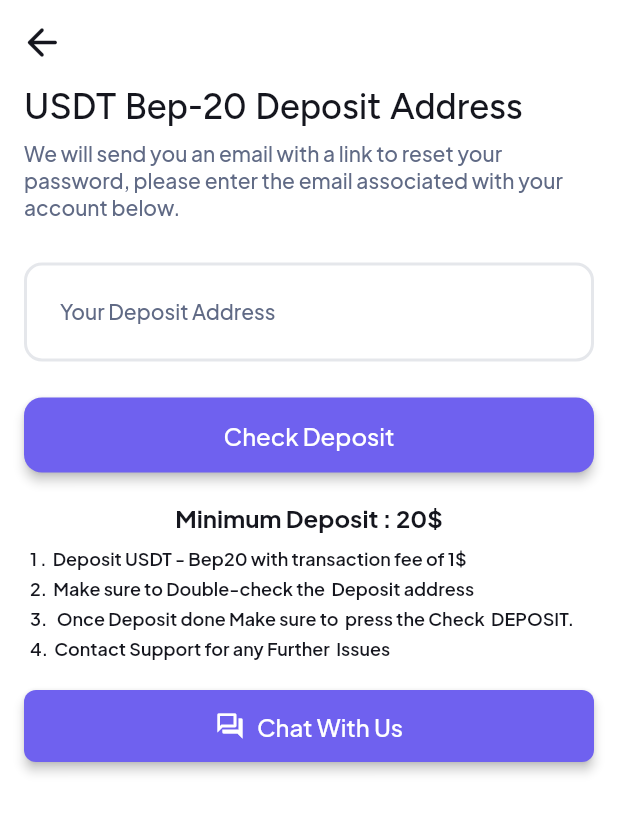
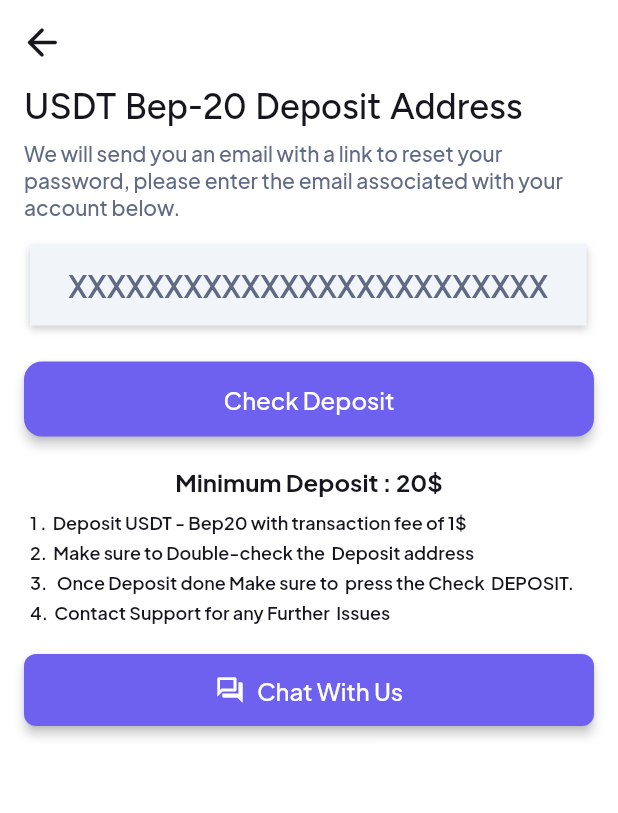
Before and after one commit to Saurabh13042004/kaizen, a Flutter app: the NavBarPage screen opened by its route, after a tap on "Pair", after a tap on the "wallet" icon, on a phone screen of 412 x 824 dp. Shown: the top 813 px of the screen. Run offline on Flutter 3.47's test engine with Material 3 defaults, Android fonts, the phone set to English and light mode, and no system bars; drawn by our look-alikes of auto_size_text; our stand-ins replace cached_network_image, cloud_firestore, dropdown_button2, expandable, file_picker, firebase_auth and 16 more; missing offline and left inert: json_path, mime_type; accounts and stored records are empty; network calls fail.

Commit message:
ui-updates

```diff
--- a/lib/flutter_flow/nav/nav.dart
+++ b/lib/flutter_flow/nav/nav.dart
@@ -96,9 +96,7 @@ GoRouter createRouter(AppStateNotifier appStateNotifier) => GoRouter(
         FFRoute(
           name: 'main_Profile',
           path: '/mainProfile',
-          builder: (context, params) => params.isEmpty
-              ? const NavBarPage(initialPage: 'main_Profile')
-              : const MainProfileWidget(),
+          builder: (context, params) => const MainProfileWidget(),
         ),
         FFRoute(
           name: 'create_Profile',
@@ -111,11 +109,6 @@ GoRouter createRouter(AppStateNotifier appStateNotifier) => GoRouter(
               collectionNamePath: ['users'],
             ),
           ),
-        ),
-        FFRoute(
-          name: 'surveyPage',
-          path: '/surveyPage',
-          builder: (context, params) => const SurveyPageWidget(),
         ),
         FFRoute(
           name: 'user_dashboard',
@@ -159,6 +152,11 @@ GoRouter createRouter(AppStateNotifier appStateNotifier) => GoRouter(
           builder: (context, params) => params.isEmpty
               ? const NavBarPage(initialPage: 'user_trades')
               : const UserTradesWidget(),
+        ),
+        FFRoute(
+          name: 'Details02BasicLayout',
+          path: '/details02BasicLayout',
+          builder: (context, params) => const Details02BasicLayoutWidget(),
         )
       ].map((r) => r.toRoute(appStateNotifier)).toList(),
     );
@@ -420,3 +418,13 @@ class RootPageContext {
         child: child,
       );
 }
+
+extension GoRouterLocationExtension on GoRouter {
+  String getCurrentLocation() {
+    final RouteMatch lastMatch = routerDelegate.currentConfiguration.last;
+    final RouteMatchList matchList = lastMatch is ImperativeRouteMatch
+        ? lastMatch.matches
+        : routerDelegate.currentConfiguration;
+    return matchList.uri.toString();
+  }
+}
--- a/lib/index.dart
+++ b/lib/index.dart
@@ -6,7 +6,6 @@ export '/pages/create_account/create_account_widget.dart'
 export '/pages/main_profile/main_profile_widget.dart' show MainProfileWidget;
 export '/pages/create_profile/create_profile_widget.dart'
     show CreateProfileWidget;
-export '/survey_page/survey_page_widget.dart' show SurveyPageWidget;
 export '/pages/user_dashboard/user_dashboard_widget.dart'
     show UserDashboardWidget;
 export '/pages/user_wallet/user_wallet_widget.dart' show UserWalletWidget;
@@ -17,3 +16,5 @@ export '/pages/user_profile_setup/user_profile_setup_widget.dart'
     show UserProfileSetupWidget;
 export '/pages/user_course/user_course_widget.dart' show UserCourseWidget;
 export '/pages/user_trades/user_trades_widget.dart' show UserTradesWidget;
+export '/pages/details02_basic_layout/details02_basic_layout_widget.dart'
+    show Details02BasicLayoutWidget;
--- a/lib/main.dart
+++ b/lib/main.dart
@@ -123,7 +123,6 @@ class _NavBarPageState extends State<NavBarPage> {
       'user_trades': const UserTradesWidget(),
       'user_plans': const UserPlansWidget(),
       'user_portfolio': const UserPortfolioWidget(),
-      'main_Profile': const MainProfileWidget(),
     };
     final currentIndex = tabs.keys.toList().indexOf(_currentPageName);
 
@@ -173,18 +172,6 @@ class _NavBarPageState extends State<NavBarPage> {
             ),
             label: 'Portfolio',
             tooltip: '',
-          ),
-          BottomNavigationBarItem(
-            icon: Icon(
-              Icons.person_outline,
-              size: 24.0,
-            ),
-            activeIcon: Icon(
-              Icons.person,
-              size: 24.0,
-            ),
-            label: '__',
-            tooltip: '',
           )
         ],
       ),
--- a/lib/pages/user_dashboard/user_dashboard_model.dart
+++ b/lib/pages/user_dashboard/user_dashboard_model.dart
@@ -7,6 +7,8 @@ class UserDashboardModel extends FlutterFlowModel<UserDashboardWidget> {
   ///  State fields for stateful widgets in this page.
 
   final unfocusNode = FocusNode();
+  // State field(s) for Switch widget.
+  bool switchValue = true;
   // State field(s) for Expandable widget.
   late ExpandableController expandableExpandableController1;
 
--- a/lib/pages/user_dashboard/user_dashboard_widget.dart
+++ b/lib/pages/user_dashboard/user_dashboard_widget.dart
@@ -150,7 +150,7 @@ class _UserDashboardWidgetState extends State<UserDashboardWidget> {
                       mainAxisSize: MainAxisSize.max,
                       children: [
                         Padding(
-                          padding: const EdgeInsets.all(8.0),
+                          padding: const EdgeInsets.all(15.0),
                           child: Container(
                             width: 370.0,
                             height: 190.0,
@@ -376,6 +376,7 @@ class _UserDashboardWidgetState extends State<UserDashboardWidget> {
                             const EdgeInsetsDirectional.fromSTEB(0.0, 0.0, 0.0, 20.0),
                         child: Row(
                           mainAxisSize: MainAxisSize.max,
+                          mainAxisAlignment: MainAxisAlignment.spaceBetween,
                           children: [
                             Text(
                               'Active Trades',
@@ -387,6 +388,45 @@ class _UserDashboardWidgetState extends State<UserDashboardWidget> {
                                     letterSpacing: 0.0,
                                     fontWeight: FontWeight.bold,
                                   ),
+                            ),
+                            Row(
+                              mainAxisSize: MainAxisSize.max,
+                              children: [
+                                Text(
+                                  'User',
+                                  style: FlutterFlowTheme.of(context)
+                                      .bodyMedium
+                                      .override(
+                                        fontFamily: 'Plus Jakarta Sans',
+                                        letterSpacing: 0.0,
+                                      ),
+                                ),
+                                Switch.adaptive(
+                                  value: _model.switchValue ??= true,
+                                  onChanged: (newValue) async {
+                                    setState(
+                                        () => _model.switchValue = newValue);
+                                  },
+                                  activeColor:
+                                      FlutterFlowTheme.of(context).primary,
+                                  activeTrackColor:
+                                      FlutterFlowTheme.of(context).accent1,
+                                  inactiveTrackColor:
+                                      FlutterFlowTheme.of(context).alternate,
+                                  inactiveThumbColor:
+                                      FlutterFlowTheme.of(context)
+                                          .secondaryText,
+                                ),
+                                Text(
+                                  'Mentor',
+                                  style: FlutterFlowTheme.of(context)
+                                      .bodyMedium
+                                      .override(
+                                        fontFamily: 'Plus Jakarta Sans',
+                                        letterSpacing: 0.0,
+                                      ),
+                                ),
+                              ].divide(const SizedBox(width: 10.0)),
                             ),
                           ],
                         ),
@@ -1276,10 +1316,7 @@ class _UserDashboardWidgetState extends State<UserDashboardWidget> {
                   child: Column(
                     mainAxisSize: MainAxisSize.max,
                     children: [
-                      Padding(
-                        padding:
-                            const EdgeInsetsDirectional.fromSTEB(0.0, 0.0, 0.0, 20.0),
-                        child: Row(
+                      Row(
                         mainAxisSize: MainAxisSize.max,
                         children: [
                           Text(
@@ -1295,7 +1332,6 @@ class _UserDashboardWidgetState extends State<UserDashboardWidget> {
                           ),
                         ],
                       ),
-                      ),
                       Row(
                         mainAxisSize: MainAxisSize.max,
                         mainAxisAlignment: MainAxisAlignment.end,
@@ -1310,8 +1346,11 @@ class _UserDashboardWidgetState extends State<UserDashboardWidget> {
                                   fontWeight: FontWeight.bold,
                                 ),
                           ),
-                          Text(
-                            '24 %',
+                          Padding(
+                            padding: const EdgeInsetsDirectional.fromSTEB(
+                                0.0, 0.0, 10.0, 0.0),
+                            child: Text(
+                              'Side',
                               style: FlutterFlowTheme.of(context)
                                   .bodyMedium
                                   .override(
@@ -1320,7 +1359,8 @@ class _UserDashboardWidgetState extends State<UserDashboardWidget> {
                                     fontWeight: FontWeight.bold,
                                   ),
                             ),
-                        ].divide(const SizedBox(width: 20.0)),
+                          ),
+                        ].divide(const SizedBox(width: 65.0)),
                       ),
                       Padding(
                         padding:
@@ -1356,7 +1396,7 @@ class _UserDashboardWidgetState extends State<UserDashboardWidget> {
                                   mainAxisAlignment: MainAxisAlignment.end,
                                   children: [
                                     Text(
-                                      '5',
+                                      '\$5k',
                                       style: FlutterFlowTheme.of(context)
                                           .bodyMedium
                                           .override(
@@ -1366,7 +1406,7 @@ class _UserDashboardWidgetState extends State<UserDashboardWidget> {
                                           ),
                                     ),
                                     Text(
-                                      '9',
+                                      'Long',
                                       style: FlutterFlowTheme.of(context)
                                           .bodyMedium
                                           .override(
@@ -1415,7 +1455,7 @@ class _UserDashboardWidgetState extends State<UserDashboardWidget> {
                                   mainAxisAlignment: MainAxisAlignment.end,
                                   children: [
                                     Text(
-                                      '5',
+                                      '\$5K',
                                       style: FlutterFlowTheme.of(context)
                                           .bodyMedium
                                           .override(
@@ -1425,7 +1465,7 @@ class _UserDashboardWidgetState extends State<UserDashboardWidget> {
                                           ),
                                     ),
                                     Text(
-                                      '9',
+                                      'Short',
                                       style: FlutterFlowTheme.of(context)
                                           .bodyMedium
                                           .override(
--- a/lib/pages/user_wallet/user_wallet_model.dart
+++ b/lib/pages/user_wallet/user_wallet_model.dart
@@ -3,19 +3,9 @@ import 'user_wallet_widget.dart' show UserWalletWidget;
 import 'package:flutter/material.dart';
 
 class UserWalletModel extends FlutterFlowModel<UserWalletWidget> {
-  ///  State fields for stateful widgets in this page.
-
-  // State field(s) for emailAddress widget.
-  FocusNode? emailAddressFocusNode;
-  TextEditingController? emailAddressTextController;
-  String? Function(BuildContext, String?)? emailAddressTextControllerValidator;
-
   @override
   void initState(BuildContext context) {}
 
   @override
-  void dispose() {
-    emailAddressFocusNode?.dispose();
-    emailAddressTextController?.dispose();
-  }
+  void dispose() {}
 }
--- a/lib/pages/user_wallet/user_wallet_widget.dart
+++ b/lib/pages/user_wallet/user_wallet_widget.dart
@@ -1,4 +1,3 @@
-import '/auth/firebase_auth/auth_util.dart';
 import '/flutter_flow/flutter_flow_icon_button.dart';
 import '/flutter_flow/flutter_flow_theme.dart';
 import '/flutter_flow/flutter_flow_util.dart';
@@ -23,9 +22,6 @@ class _UserWalletWidgetState extends State<UserWalletWidget> {
   void initState() {
     super.initState();
     _model = createModel(context, () => UserWalletModel());
-
-    _model.emailAddressTextController ??= TextEditingController();
-    _model.emailAddressFocusNode ??= FocusNode();
 
     WidgetsBinding.instance.addPostFrameCallback((_) => setState(() {}));
   }
@@ -142,70 +138,34 @@ class _UserWalletWidgetState extends State<UserWalletWidget> {
                 ),
               ),
               Padding(
-                padding: const EdgeInsetsDirectional.fromSTEB(16.0, 12.0, 16.0, 0.0),
-                child: SizedBox(
-                  width: double.infinity,
-                  child: TextFormField(
-                    controller: _model.emailAddressTextController,
-                    focusNode: _model.emailAddressFocusNode,
-                    autofillHints: const [AutofillHints.email],
-                    obscureText: false,
-                    decoration: InputDecoration(
-                      labelText: 'Your Deposit Address',
-                      labelStyle:
-                          FlutterFlowTheme.of(context).labelMedium.override(
-                                fontFamily: 'Plus Jakarta Sans',
-                                letterSpacing: 0.0,
-                              ),
-                      hintText: 'XXXXXXXXXXXXXXXXXXXXX',
-                      hintStyle:
-                          FlutterFlowTheme.of(context).labelMedium.override(
-                                fontFamily: 'Plus Jakarta Sans',
-                                letterSpacing: 0.0,
-                              ),
-                      enabledBorder: OutlineInputBorder(
-                        borderSide: BorderSide(
-                          color: FlutterFlowTheme.of(context).alternate,
-                          width: 2.0,
+                padding: const EdgeInsetsDirectional.fromSTEB(20.0, 0.0, 20.0, 0.0),
+                child: Container(
+                  width: 371.0,
+                  height: 54.0,
+                  decoration: BoxDecoration(
+                    color: FlutterFlowTheme.of(context).primaryBackground,
+                    boxShadow: const [
+                      BoxShadow(
+                        blurRadius: 4.0,
+                        color: Color(0x33000000),
+                        offset: Offset(
+                          0.0,
+                          2.0,
                         ),
-                        borderRadius: BorderRadius.circular(12.0),
-                      ),
-                      focusedBorder: OutlineInputBorder(
-                        borderSide: BorderSide(
-                          color: FlutterFlowTheme.of(context).primary,
-                          width: 2.0,
-                        ),
-                        borderRadius: BorderRadius.circular(12.0),
-                      ),
-                      errorBorder: OutlineInputBorder(
-                        borderSide: BorderSide(
-                          color: FlutterFlowTheme.of(context).error,
-                          width: 2.0,
-                        ),
-                        borderRadius: BorderRadius.circular(12.0),
-                      ),
-                      focusedErrorBorder: OutlineInputBorder(
-                        borderSide: BorderSide(
-                          color: FlutterFlowTheme.of(context).error,
-                          width: 2.0,
-                        ),
-                        borderRadius: BorderRadius.circular(12.0),
-                      ),
-                      filled: true,
-                      fillColor:
-                          FlutterFlowTheme.of(context).secondaryBackground,
-                      contentPadding: const EdgeInsetsDirectional.fromSTEB(
-                          24.0, 24.0, 20.0, 24.0),
+                      )
+                    ],
+                  ),
+                  child: Align(
+                    alignment: const AlignmentDirectional(0.0, 0.0),
+                    child: Text(
+                      'XXXXXXXXXXXXXXXXXXXXXXXXX',
+                      style: FlutterFlowTheme.of(context).labelLarge.override(
+                            fontFamily: 'Plus Jakarta Sans',
+                            fontSize: 20.0,
+                            letterSpacing: 0.0,
+                            fontWeight: FontWeight.w600,
+                          ),
                     ),
-                    style: FlutterFlowTheme.of(context).bodyMedium.override(
-                          fontFamily: 'Plus Jakarta Sans',
-                          letterSpacing: 0.0,
-                        ),
-                    maxLines: null,
-                    keyboardType: TextInputType.emailAddress,
-                    cursorColor: FlutterFlowTheme.of(context).primary,
-                    validator: _model.emailAddressTextControllerValidator
-                        .asValidator(context),
                   ),
                 ),
               ),
@@ -215,21 +175,8 @@ class _UserWalletWidgetState extends State<UserWalletWidget> {
                   padding:
                       const EdgeInsetsDirectional.fromSTEB(16.0, 24.0, 16.0, 0.0),
                   child: FFButtonWidget(
-                    onPressed: () async {
-                      if (_model.emailAddressTextController.text.isEmpty) {
-                        ScaffoldMessenger.of(context).showSnackBar(
-                          const SnackBar(
-                            content: Text(
-                              'Email required!',
-                            ),
-                          ),
-                        );
-                        return;
-                      }
-                      await authManager.resetPassword(
-                        email: _model.emailAddressTextController.text,
-                        context: context,
-                      );
+                    onPressed: () {
+                      print('Button-Login pressed ...');
                     },
                     text: 'Check Deposit',
                     options: FFButtonOptions(
```
Also changed, not shown: lib/pages/details02_basic_layout/details02_basic_layout_model.dart (added, +31 -0 lines), lib/pages/details02_basic_layout/details02_basic_layout_widget.dart (added, +409 -0 lines), lib/pages/main_profile/main_profile_widget.dart (+7 -3 lines), lib/pages/user_plans/user_plans_widget.dart (+4 -4 lines), lib/pages/user_profile_setup/user_profile_setup_widget.dart (+16 -21 lines), 1 other file. Lines whose indentation alone changed are shown as unchanged.
